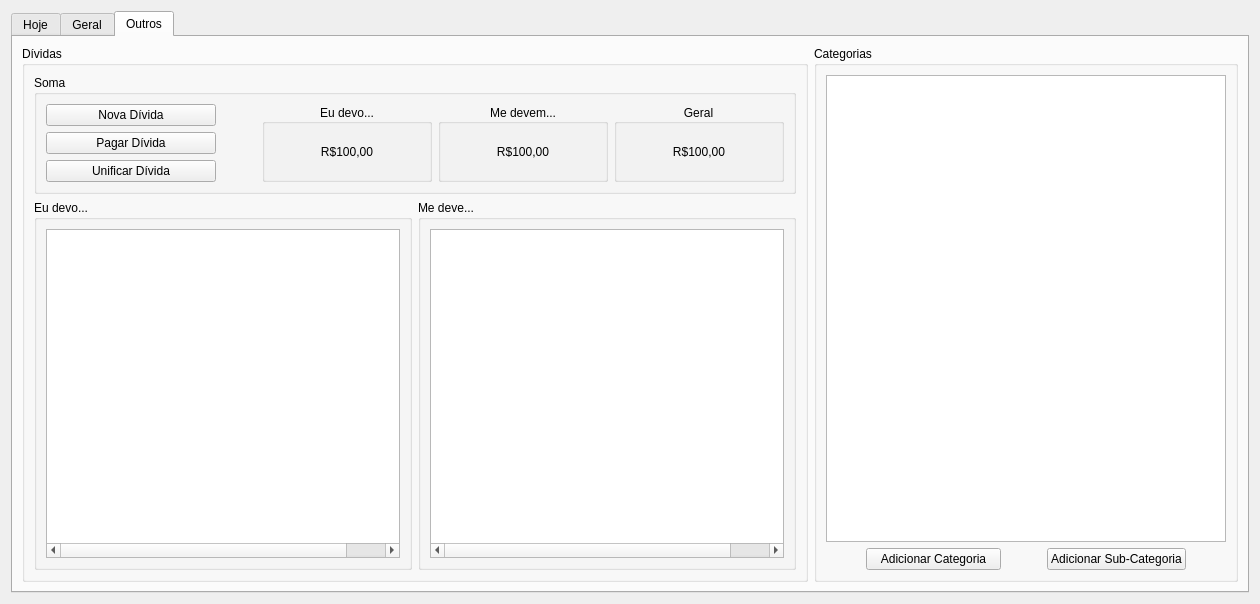
Qt form ui/janela.ui (vazerick/controle_gastos) before a commit.
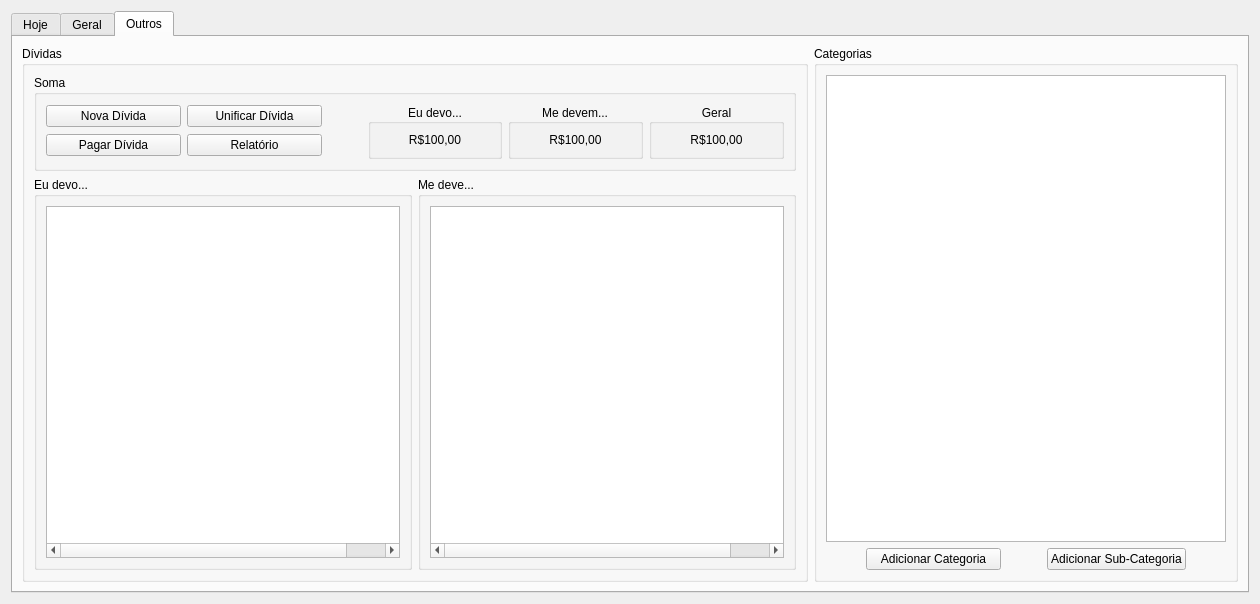
The same form after that commit. Custom widgets are drawn as their Qt base class.

Diff of the .ui file:
```diff
--- a/ui/janela.ui
+++ b/ui/janela.ui
@@ -1592,6 +1592,10 @@
                    </property>
                   </widget>
                  </item>
+                </layout>
+               </item>
+               <item>
+                <layout class="QVBoxLayout" name="verticalLayout_18">
                  <item>
                   <widget class="QPushButton" name="botaoDividaUnificar">
                    <property name="text">
@@ -1599,6 +1603,13 @@
                    </property>
                   </widget>
                  </item>
+                 <item>
+                  <widget class="QPushButton" name="pushButton">
+                   <property name="text">
+                    <string>Relatório</string>
+                   </property>
+                  </widget>
+                 </item>
                 </layout>
                </item>
                <item>
```
